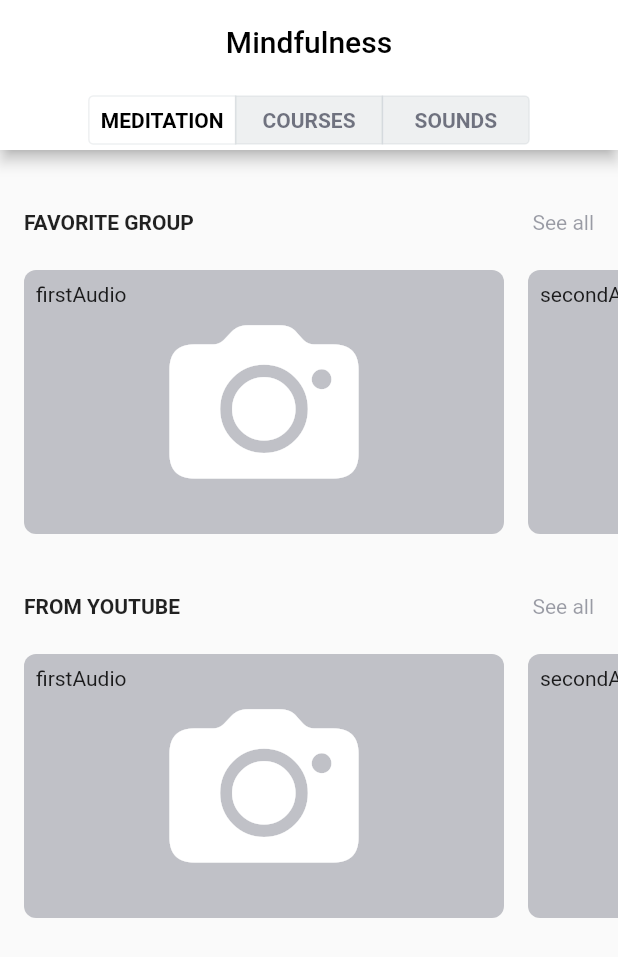
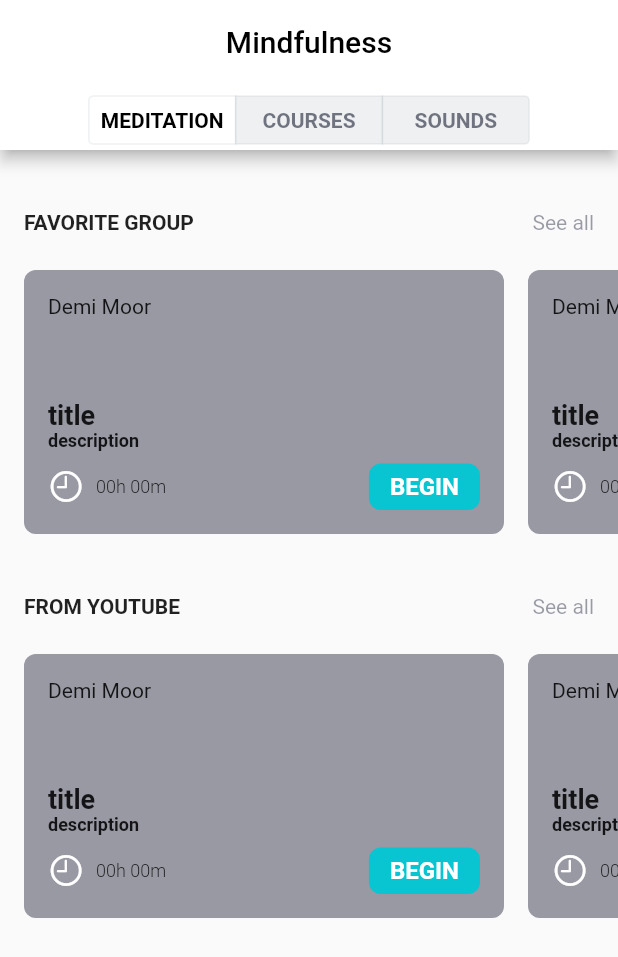
Before and after one commit to ViktorJasch/audio_player, a Flutter app: the screen it shows after launch, on a phone screen of 412 x 824 dp. Shown: the top 957 px of the screen. Run offline on Flutter 3.47's test engine with Material 2 defaults, Android fonts, the phone set to English and light mode, and no system bars.

Commit message:
Добавил модель для элемента списка аудиогруппы. Верстка элемента списка

```diff
--- a/lib/presentation/audio_collections/audio_group_horizontal_list.dart
+++ b/lib/presentation/audio_collections/audio_group_horizontal_list.dart
@@ -1,12 +1,12 @@
+import 'package:audio_player/presentation/audio_collections/audio_group_item.dart';
 import 'package:audio_player/presentation/audio_collections/ui_models/audio_group_ui.dart';
+import 'package:audio_player/presentation/audio_collections/ui_models/audio_item_ui.dart';
 import 'package:flutter/cupertino.dart';
 
 class AudioGroupHorizontalList extends StatelessWidget {
   final AudioGroupUi audioGroupUi;
 
-  AudioGroupHorizontalList({
-    @required this.audioGroupUi
-  });
+  AudioGroupHorizontalList({@required this.audioGroupUi});
 
   @override
   Widget build(BuildContext context) {
@@ -84,22 +84,15 @@ class _HorizontalListItem extends StatelessWidget {
           borderRadius: BorderRadius.all(Radius.circular(8)),
           color: Color.fromRGBO(57, 60, 79, 0.3)
       ),
-      child: Stack(
-        children: <Widget>[
-          Center(
-            child: Icon(
-              CupertinoIcons.photo_camera_solid,
-              color: CupertinoColors.white,
-              size: 128,
-            ),
-          ),
-          Positioned(
-            child: Text(itemTitle),
-            top: 8,
-            left: 8,
-          )
-        ],
-      ),
+      child: AudioGroupItem(
+        item: AudioItemUi(
+          'title',
+          'description',
+          'Demi Moor',
+          '00h 00m',
+          null
+        ),
+      )
     );
   }
 }
--- /dev/null
+++ b/lib/presentation/audio_collections/audio_group_item.dart
@@ -0,0 +1,114 @@
+import 'package:audio_player/presentation/audio_collections/ui_models/audio_item_ui.dart';
+import 'package:flutter/cupertino.dart';
+import 'package:flutter/material.dart';
+
+class AudioGroupItem extends StatelessWidget {
+  final AudioItemUi item;
+
+  AudioGroupItem({@required this.item});
+
+  @override
+  Widget build(BuildContext context) {
+    return Container(
+      width: 320,
+      padding: EdgeInsets.all(16),
+      decoration: BoxDecoration(
+          borderRadius: BorderRadius.all(Radius.circular(8)),
+          color: Color.fromRGBO(57, 60, 79, 0.3)),
+      child: Column(
+        crossAxisAlignment: CrossAxisAlignment.start,
+        children: <Widget>[
+          Text(
+            item.author,
+            maxLines: 1,
+            style: TextStyle(
+              fontSize: 14,
+            ),
+          ),
+          Spacer(),
+          Column(
+            crossAxisAlignment: CrossAxisAlignment.start,
+            children: <Widget>[
+              Text(
+                item.title,
+                maxLines: 1,
+                overflow: TextOverflow.ellipsis,
+                style: TextStyle(
+                  fontSize: 18,
+                  fontWeight: FontWeight.w600,
+                ),
+              ),
+              Text(
+                item.description,
+                maxLines: 2,
+                overflow: TextOverflow.ellipsis,
+                style: TextStyle(
+                  fontSize: 12,
+                  fontWeight: FontWeight.w600
+                ),
+              ),
+              SizedBox(height: 8),
+              Row(
+                mainAxisSize: MainAxisSize.max,
+                mainAxisAlignment: MainAxisAlignment.spaceBetween,
+                crossAxisAlignment: CrossAxisAlignment.center,
+                children: <Widget>[
+                  _Timer(timerText: item.time),
+                  Spacer(),
+                  InkWell(
+                    onTap: () => print('on cliiiiick'),
+                    child: Container(
+                      padding: EdgeInsets.symmetric(vertical: 6, horizontal: 14),
+                      decoration: BoxDecoration(
+                        color: const Color(0xff08C5D1),
+                        borderRadius: BorderRadius.all(Radius.circular(8))
+                      ),
+                      child: Text(
+                        'BEGIN',
+                        textAlign: TextAlign.center,
+                        style: TextStyle(
+                            fontSize: 16,
+                            fontWeight: FontWeight.w600,
+                            color: CupertinoColors.white
+                        ),
+                      ),
+                    ),
+                  ),
+                ],
+              )
+            ],
+          ),
+        ],
+      ),
+    );
+  }
+}
+
+class _Timer extends StatelessWidget {
+  final String timerText;
+
+  _Timer({this.timerText});
+
+  @override
+  Widget build(BuildContext context) {
+    return Row(
+      children: <Widget>[
+        Icon(
+          CupertinoIcons.clock,
+          color: CupertinoColors.white,
+        ),
+        Padding(
+          padding: const EdgeInsets.only(left: 8),
+          child: Text(
+            timerText,
+            textAlign: TextAlign.start,
+            style: TextStyle(
+                fontSize: 12,
+                fontWeight: FontWeight.w300
+            ),
+          ),
+        ),
+      ],
+    );
+  }
+}
--- /dev/null
+++ b/lib/presentation/audio_collections/ui_models/audio_item_ui.dart
@@ -0,0 +1,10 @@
+class AudioItemUi {
+  String title;
+  String description;
+  String author;
+  String time;
+  Uri imageUri;
+
+  AudioItemUi(this.title, this.description, this.author, this.time,
+      this.imageUri);
+}
```
